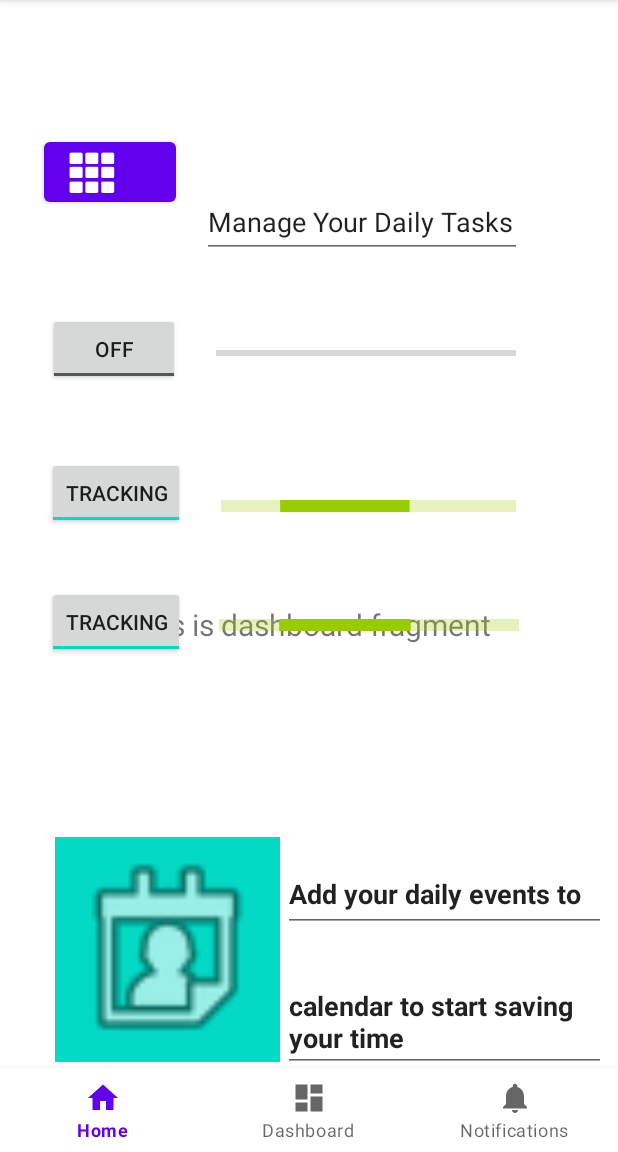
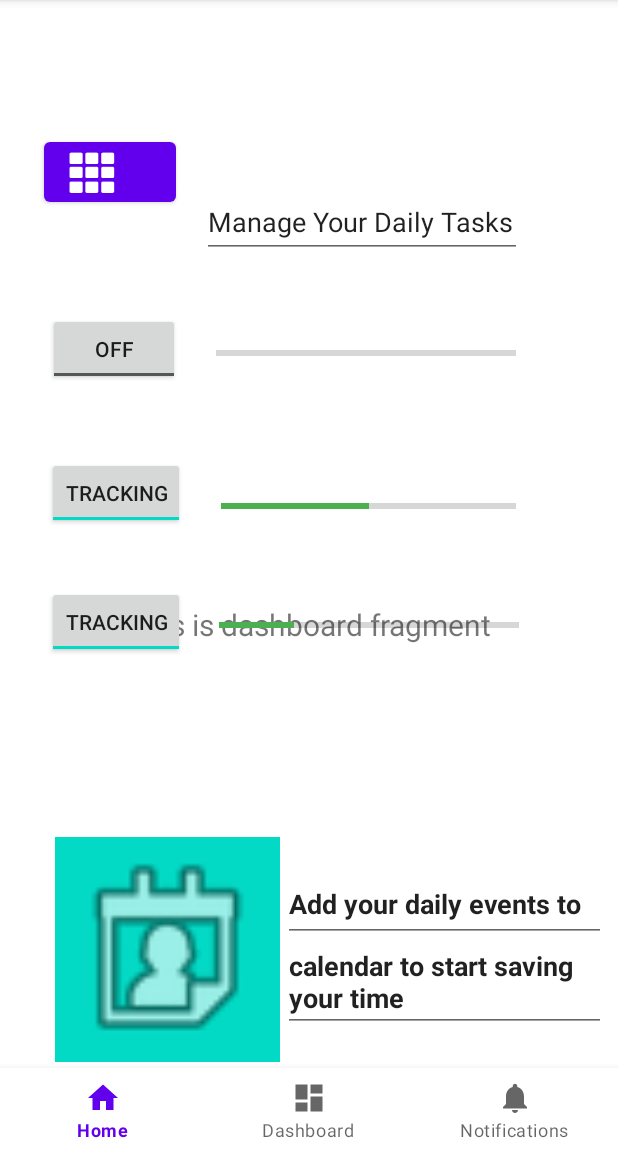
Before and after one commit to Terry-JohnsonFS/StormTigers, an Android app: the DashboardFragment screen opened through its navigation route, on a phone screen of 412 x 824 dp, the part 84-1236 px from its top. Run offline under Robolectric (Android 15) with nearby library versions, the light colour scheme and no system bars; our stand-ins replace navigation-ui; 3 statements that could not run were skipped.

Commit message:
dashboard progress bars work correctly now along with text on bottom right top constraint removed so they fit together better

```diff
--- a/app/src/main/res/layout/fragment_dashboard.xml
+++ b/app/src/main/res/layout/fragment_dashboard.xml
@@ -105,7 +105,6 @@
         android:layout_width="215dp"
         android:layout_height="wrap_content"
         android:layout_marginStart="2dp"
-        android:layout_marginTop="13dp"
         android:layout_marginEnd="8dp"
         android:layout_marginBottom="20dp"
         android:ems="12"
@@ -116,8 +115,7 @@
         app:layout_constraintBottom_toTopOf="@+id/button2"
         app:layout_constraintEnd_toEndOf="parent"
         app:layout_constraintHorizontal_bias="0.0"
-        app:layout_constraintStart_toEndOf="@+id/imageButton"
-        app:layout_constraintTop_toBottomOf="@+id/editTextTextMultiLine" />
+        app:layout_constraintStart_toEndOf="@+id/imageButton" />
 
     <ToggleButton
         android:id="@+id/toggleButton"
@@ -177,6 +175,7 @@
         android:layout_marginTop="43dp"
         android:layout_marginEnd="68dp"
         android:layout_marginBottom="62dp"
+        android:progressTint="#4CAF50"
         app:layout_constraintBottom_toTopOf="@+id/progressBar4"
         app:layout_constraintEnd_toEndOf="parent"
         app:layout_constraintStart_toEndOf="@+id/toggleButton"
@@ -185,7 +184,6 @@
     <ProgressBar
         android:id="@+id/progressBar4"
         style="?android:attr/progressBarStyleHorizontal"
-        android:max="100"
         android:layout_width="0dp"
         android:layout_weight="1"
         android:layout_height="40dp"
@@ -195,8 +193,8 @@
         android:layout_centerVertical="true"
         android:layout_centerHorizontal="true"
         android:progress="50"
-        android:indeterminate="true"
         android:indeterminateTint="@android:color/holo_green_light"
+        android:progressTint="#4CAF50"
         app:layout_constraintEnd_toEndOf="parent"
         app:layout_constraintStart_toEndOf="@+id/toggleButton2"
         app:layout_constraintTop_toBottomOf="@+id/progressBar3" />
@@ -211,8 +209,8 @@
         android:layout_marginEnd="68dp"
         android:layout_marginBottom="1dp"
         android:progress="25"
-        android:indeterminate="true"
         android:indeterminateTint="@android:color/holo_green_light"
+        android:progressTint="#4CAF50"
         app:layout_constraintBottom_toTopOf="@+id/text_dashboard"
         app:layout_constraintEnd_toEndOf="parent"
         app:layout_constraintStart_toEndOf="@+id/toggleButton3"
```
